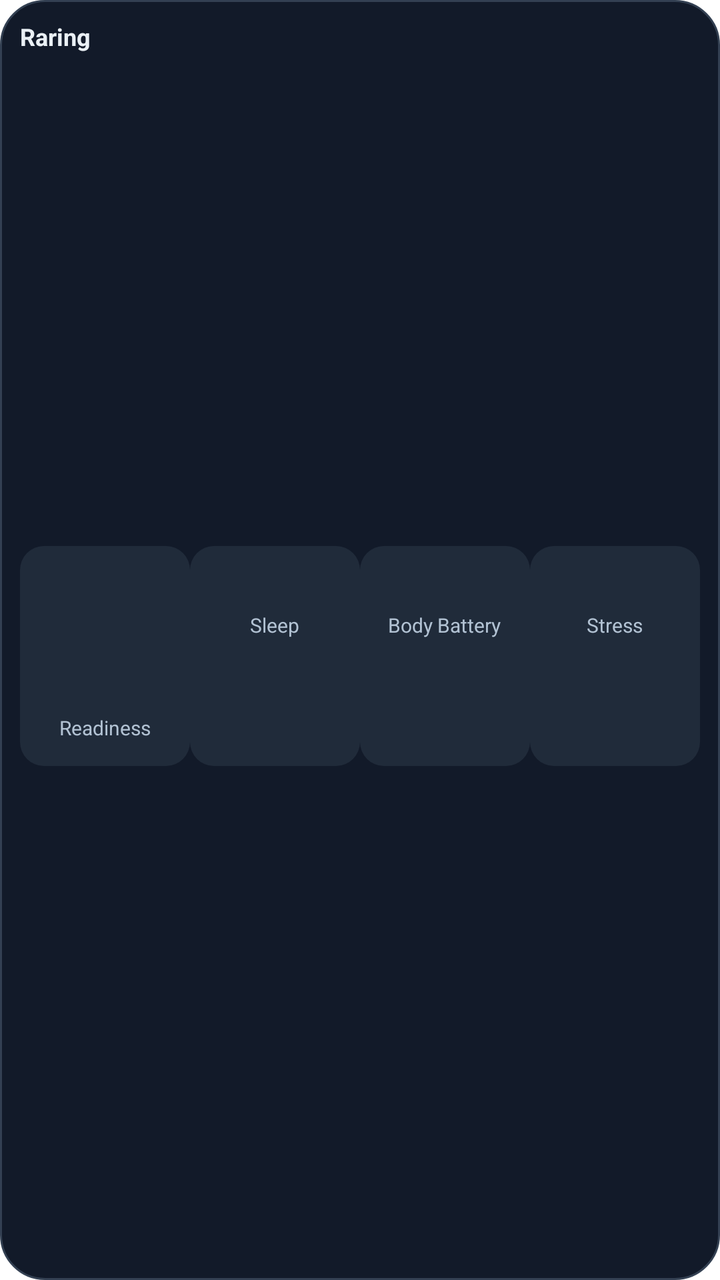
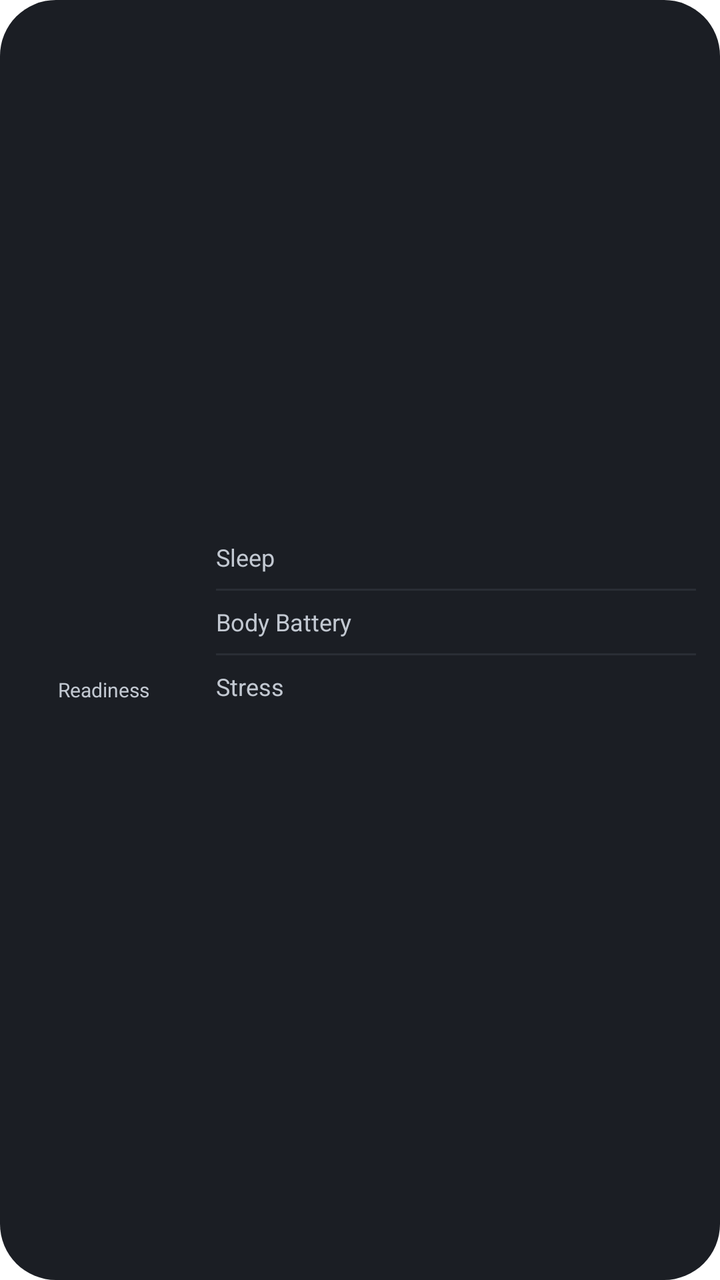

An Android layout rendered at two revisions. The XML below is the earlier revision; the diff shows what the commit changed to produce the second picture.
<!-- AndroidManifest.xml: application theme Theme.raring_app -->
<!-- res/layout/status_widget_medium.xml -->
<LinearLayout xmlns:android="http://schemas.android.com/apk/res/android"
 android:orientation="vertical" android:background="@drawable/status_card" android:padding="10dp"
 android:layout_width="match_parent" android:layout_height="match_parent">
 <LinearLayout android:layout_width="match_parent" android:layout_height="wrap_content" android:orientation="horizontal">
  <TextView android:layout_width="0dp" android:layout_weight="1" android:layout_height="wrap_content"
   android:text="Raring" android:textColor="#EAF0F5" android:textSize="12sp" android:textStyle="bold"/>
  <TextView android:id="@+id/status_asof" android:layout_width="wrap_content" android:layout_height="wrap_content"
   android:textColor="#B2C2D3" android:textSize="10sp"/>
 </LinearLayout>
 <LinearLayout android:layout_width="match_parent" android:layout_height="0dp" android:layout_weight="1"
  android:orientation="horizontal" android:gravity="center_vertical">
  <LinearLayout android:id="@+id/status_tile_readiness" android:layout_width="0dp" android:layout_weight="1"
   android:layout_height="110dp" android:gravity="center" android:orientation="vertical" android:background="@drawable/status_tile">
   <FrameLayout android:layout_width="match_parent" android:layout_height="72dp">
    <ImageView android:id="@+id/status_gauge" android:layout_width="match_parent" android:layout_height="match_parent" android:scaleType="fitCenter"/>
    <TextView android:id="@+id/status_readiness" android:layout_width="match_parent" android:layout_height="match_parent"
     android:gravity="center" android:textColor="#FFFFFF" android:textSize="20sp" android:textStyle="bold"/>
   </FrameLayout>
   <TextView android:layout_width="wrap_content" android:layout_height="wrap_content" android:text="Readiness" android:textSize="10sp" android:textColor="#B2C2D3"/>
  </LinearLayout>
  <LinearLayout android:id="@+id/status_tile_sleep" android:layout_width="0dp" android:layout_weight="1"
   android:layout_height="110dp" android:gravity="center" android:orientation="vertical" android:background="@drawable/status_tile">
   <TextView android:layout_width="wrap_content" android:layout_height="wrap_content" android:text="Sleep" android:textSize="10sp" android:textColor="#B2C2D3"/>
   <TextView android:id="@+id/status_sleep" android:layout_width="wrap_content" android:layout_height="wrap_content" android:textSize="23sp" android:textColor="#FFFFFF"/>
  </LinearLayout>
  <LinearLayout android:id="@+id/status_tile_battery" android:layout_width="0dp" android:layout_weight="1"
   android:layout_height="110dp" android:gravity="center" android:orientation="vertical" android:background="@drawable/status_tile">
   <TextView android:layout_width="wrap_content" android:layout_height="wrap_content" android:text="Body Battery" android:textSize="10sp" android:textColor="#B2C2D3"/>
   <TextView android:id="@+id/status_battery" android:layout_width="wrap_content" android:layout_height="wrap_content" android:textSize="23sp" android:textColor="#FFFFFF"/>
  </LinearLayout>
  <LinearLayout android:id="@+id/status_tile_stress" android:layout_width="0dp" android:layout_weight="1"
   android:layout_height="110dp" android:gravity="center" android:orientation="vertical" android:background="@drawable/status_tile">
   <TextView android:layout_width="wrap_content" android:layout_height="wrap_content" android:text="Stress" android:textSize="10sp" android:textColor="#B2C2D3"/>
   <TextView android:id="@+id/status_stress" android:layout_width="wrap_content" android:layout_height="wrap_content" android:textSize="23sp" android:textColor="#FFFFFF"/>
  </LinearLayout>
 </LinearLayout>
</LinearLayout>
<!-- resources referenced by this layout -->
<resources>
  <!-- drawable status_card (drawable) -->
  <shape xmlns:android="http://schemas.android.com/apk/res/android">
    <solid android:color="#121A29"/><corners android:radius="22dp"/>
    <stroke android:width="1dp" android:color="#334052"/>
  </shape>
  <!-- drawable status_tile (drawable) -->
  <shape xmlns:android="http://schemas.android.com/apk/res/android">
    <solid android:color="#202B3A"/><corners android:radius="12dp"/>
  </shape>
  <style name="Theme.raring_app" parent="Theme.MaterialComponents.DayNight.NoActionBar">
          
      </style>
</resources>

<!-- the commit's change to res/layout/status_widget_medium.xml (unified diff, before → after) -->
@@ -1,37 +1,44 @@
 <LinearLayout xmlns:android="http://schemas.android.com/apk/res/android"
- android:orientation="vertical" android:background="@drawable/status_card" android:padding="10dp"
- android:layout_width="match_parent" android:layout_height="match_parent">
- <LinearLayout android:layout_width="match_parent" android:layout_height="wrap_content" android:orientation="horizontal">
-  <TextView android:layout_width="0dp" android:layout_weight="1" android:layout_height="wrap_content"
-   android:text="Raring" android:textColor="#EAF0F5" android:textSize="12sp" android:textStyle="bold"/>
-  <TextView android:id="@+id/status_asof" android:layout_width="wrap_content" android:layout_height="wrap_content"
-   android:textColor="#B2C2D3" android:textSize="10sp"/>
- </LinearLayout>
+ android:id="@android:id/background" android:orientation="vertical" android:background="@drawable/status_card"
+ android:padding="12dp" android:layout_width="match_parent" android:layout_height="match_parent">
  <LinearLayout android:layout_width="match_parent" android:layout_height="0dp" android:layout_weight="1"
   android:orientation="horizontal" android:gravity="center_vertical">
-  <LinearLayout android:id="@+id/status_tile_readiness" android:layout_width="0dp" android:layout_weight="1"
-   android:layout_height="110dp" android:gravity="center" android:orientation="vertical" android:background="@drawable/status_tile">
-   <FrameLayout android:layout_width="match_parent" android:layout_height="72dp">
-    <ImageView android:id="@+id/status_gauge" android:layout_width="match_parent" android:layout_height="match_parent" android:scaleType="fitCenter"/>
-    <TextView android:id="@+id/status_readiness" android:layout_width="match_parent" android:layout_height="match_parent"
-     android:gravity="center" android:textColor="#FFFFFF" android:textSize="20sp" android:textStyle="bold"/>
-   </FrameLayout>
-   <TextView android:layout_width="wrap_content" android:layout_height="wrap_content" android:text="Readiness" android:textSize="10sp" android:textColor="#B2C2D3"/>
+  <FrameLayout android:id="@+id/status_tile_readiness" android:layout_width="80dp" android:layout_height="80dp"
+   android:layout_marginEnd="16dp">
+   <ImageView android:id="@+id/status_gauge" android:layout_width="match_parent" android:layout_height="match_parent"
+    android:importantForAccessibility="no"/>
+   <TextView android:id="@+id/status_readiness" android:layout_width="match_parent" android:layout_height="match_parent"
+     android:gravity="center" android:includeFontPadding="false" android:fontFamily="sans-serif-medium" android:textColor="@color/widget_ink" android:textSize="26sp"/>
+   <TextView android:layout_width="wrap_content" android:layout_height="wrap_content" android:text="Readiness"
+     android:layout_gravity="bottom|center_horizontal" android:includeFontPadding="false" android:textColor="@color/widget_text2" android:textSize="10sp"/>
+  </FrameLayout>
+  <LinearLayout android:layout_width="0dp" android:layout_weight="1" android:layout_height="wrap_content"
+   android:minHeight="96dp" android:orientation="vertical">
+  <LinearLayout android:id="@+id/status_tile_sleep" android:layout_width="match_parent" android:layout_height="0dp"
+   android:layout_weight="1" android:orientation="horizontal" android:gravity="center_vertical">
+   <TextView android:layout_width="0dp" android:layout_weight="1" android:layout_height="wrap_content" android:text="Sleep"
+    android:textColor="@color/widget_text2" android:textSize="12sp"/>
+   <TextView android:id="@+id/status_sleep" android:layout_width="wrap_content" android:layout_height="wrap_content"
+    android:layout_marginStart="8dp" android:fontFamily="sans-serif-medium" android:textColor="@color/widget_ink" android:textSize="18sp"/>
   </LinearLayout>
-  <LinearLayout android:id="@+id/status_tile_sleep" android:layout_width="0dp" android:layout_weight="1"
-   android:layout_height="110dp" android:gravity="center" android:orientation="vertical" android:background="@drawable/status_tile">
-   <TextView android:layout_width="wrap_content" android:layout_height="wrap_content" android:text="Sleep" android:textSize="10sp" android:textColor="#B2C2D3"/>
-   <TextView android:id="@+id/status_sleep" android:layout_width="wrap_content" android:layout_height="wrap_content" android:textSize="23sp" android:textColor="#FFFFFF"/>
+  <FrameLayout android:layout_width="match_parent" android:layout_height="1dp" android:background="@color/widget_line"/>
+  <LinearLayout android:id="@+id/status_tile_battery" android:layout_width="match_parent" android:layout_height="0dp"
+   android:layout_weight="1" android:orientation="horizontal" android:gravity="center_vertical">
+   <TextView android:layout_width="0dp" android:layout_weight="1" android:layout_height="wrap_content" android:text="Body Battery"
+    android:textColor="@color/widget_text2" android:textSize="12sp"/>
+   <TextView android:id="@+id/status_battery" android:layout_width="wrap_content" android:layout_height="wrap_content"
+    android:layout_marginStart="8dp" android:fontFamily="sans-serif-medium" android:textColor="@color/widget_ink" android:textSize="18sp"/>
   </LinearLayout>
-  <LinearLayout android:id="@+id/status_tile_battery" android:layout_width="0dp" android:layout_weight="1"
-   android:layout_height="110dp" android:gravity="center" android:orientation="vertical" android:background="@drawable/status_tile">
-   <TextView android:layout_width="wrap_content" android:layout_height="wrap_content" android:text="Body Battery" android:textSize="10sp" android:textColor="#B2C2D3"/>
-   <TextView android:id="@+id/status_battery" android:layout_width="wrap_content" android:layout_height="wrap_content" android:textSize="23sp" android:textColor="#FFFFFF"/>
+  <FrameLayout android:layout_width="match_parent" android:layout_height="1dp" android:background="@color/widget_line"/>
+  <LinearLayout android:id="@+id/status_tile_stress" android:layout_width="match_parent" android:layout_height="0dp"
+   android:layout_weight="1" android:orientation="horizontal" android:gravity="center_vertical">
+   <TextView android:layout_width="0dp" android:layout_weight="1" android:layout_height="wrap_content" android:text="Stress"
+    android:textColor="@color/widget_text2" android:textSize="12sp"/>
+   <TextView android:id="@+id/status_stress" android:layout_width="wrap_content" android:layout_height="wrap_content"
+    android:layout_marginStart="8dp" android:fontFamily="sans-serif-medium" android:textColor="@color/widget_ink" android:textSize="18sp"/>
   </LinearLayout>
-  <LinearLayout android:id="@+id/status_tile_stress" android:layout_width="0dp" android:layout_weight="1"
-   android:layout_height="110dp" android:gravity="center" android:orientation="vertical" android:background="@drawable/status_tile">
-   <TextView android:layout_width="wrap_content" android:layout_height="wrap_content" android:text="Stress" android:textSize="10sp" android:textColor="#B2C2D3"/>
-   <TextView android:id="@+id/status_stress" android:layout_width="wrap_content" android:layout_height="wrap_content" android:textSize="23sp" android:textColor="#FFFFFF"/>
   </LinearLayout>
  </LinearLayout>
+ <TextView android:id="@+id/status_asof" android:layout_width="match_parent" android:layout_height="wrap_content"
+  android:layout_marginTop="4dp" android:textColor="@color/widget_text3" android:textSize="10sp"/>
 </LinearLayout>
<!-- resource entries referenced after the edit -->
@@ -1,16 +1,17 @@
 <!-- resources referenced by this layout -->
 <resources>
+  <color name="widget_ink">#F4F1EA</color>
+  <color name="widget_line">#2A2E35</color>
+  <color name="widget_text2">#C2C8D1</color>
+  <color name="widget_text3">#A1ABB9</color>
   <!-- drawable status_card (drawable) -->
   <shape xmlns:android="http://schemas.android.com/apk/res/android">
-    <solid android:color="#121A29"/><corners android:radius="22dp"/>
-    <stroke android:width="1dp" android:color="#334052"/>
-  </shape>
-  <!-- drawable status_tile (drawable) -->
-  <shape xmlns:android="http://schemas.android.com/apk/res/android">
-    <solid android:color="#202B3A"/><corners android:radius="12dp"/>
+    <solid android:color="@color/widget_surface"/><corners android:radius="@dimen/widget_radius"/>
   </shape>
   <style name="Theme.raring_app" parent="Theme.MaterialComponents.DayNight.NoActionBar">
           
       </style>
+  <color name="widget_surface">#1B1E24</color>
+  <dimen name="widget_radius">16dp</dimen>
 </resources>
 
